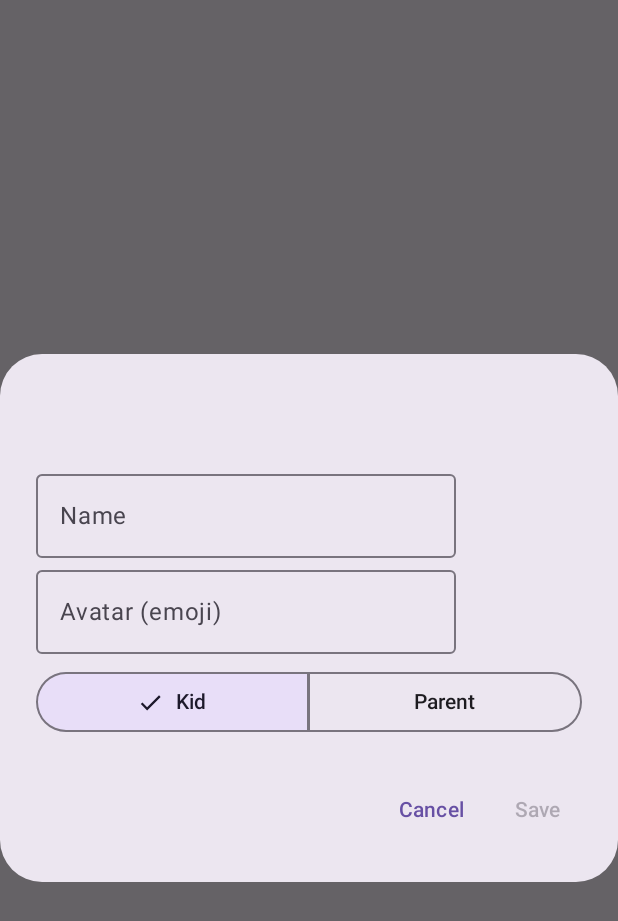
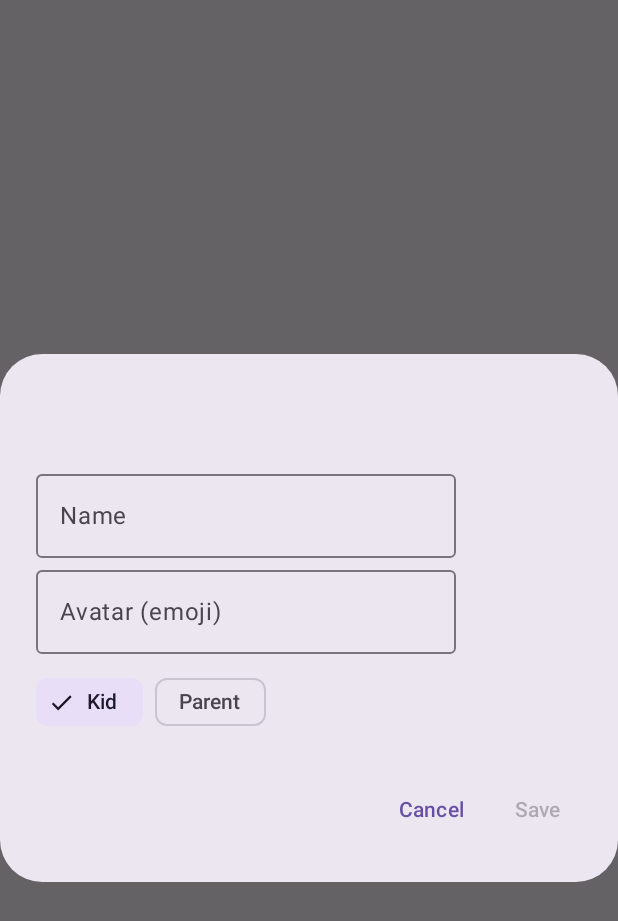
Before and after one commit to derekwinters/roadtrip-android, an Android app built with Jetpack Compose: the composable ProfileEditDialog called with empty values, on a phone screen of 412 x 824 dp. Shown: the top 921 px of the screen. Run offline under Robolectric (Android 15) with nearby library versions, the phone set to English and light mode, and no system bars; network calls fail.

Commit message:
fix(games): use wrapping choice chips for single-select selectors (#110)
The New game dialog rendered the game-type (5 options) and mode selectors as a
single fixed-width SingleChoiceSegmentedButtonRow, which does not wrap: segments
overlapped, the selected item popped out as a detached square, and long labels
truncated mid-word ("Tic-ta / c-toe", "Ultim / ate / TTT"). Regression from #78
(PR #102). Same non-adaptive control was used for the Kid/Parent role pickers.

Replace all single-choice selectors with one shared SingleChoiceChips composable:
a FlowRow of Material 3 FilterChips (filled + leading Done check when selected,
outlined otherwise) so options wrap and never overlap/clip/truncate regardless of
count, label length, width, or font scale. Used by CreateGameDialog (game + mode)
and both role pickers (ProfilePicker, ProfileAdmin).

The ordered option sets and labels move to shared core models (GameTypeChoices,
GameModeChoices; RoleChoices gains labelFor). gameTypeLabel now delegates to
GameTypeChoices so the game-type display label has a single source of truth.

Spec: rewrite AND-013 (SegmentedButton -> wrapping FilterChip FlowRow).
Tests: GameChoicesTest (core, JVM) covers the choice order/labels.


Claude-Session: https://claude.ai/code/session_011WNYaw96xUgEeoE898xpRG

Co-authored-by: Claude <noreply@anthropic.com>

```diff
--- a/app/src/main/kotlin/com/roadtrip/app/ui/common/Ui.kt
+++ b/app/src/main/kotlin/com/roadtrip/app/ui/common/Ui.kt
@@ -1,15 +1,21 @@
 package com.roadtrip.app.ui.common
 
 import androidx.compose.foundation.background
+import androidx.compose.foundation.layout.Arrangement
 import androidx.compose.foundation.layout.Box
+import androidx.compose.foundation.layout.ExperimentalLayoutApi
+import androidx.compose.foundation.layout.FlowRow
 import androidx.compose.foundation.layout.Row
 import androidx.compose.foundation.layout.fillMaxWidth
 import androidx.compose.foundation.layout.padding
 import androidx.compose.foundation.layout.size
 import androidx.compose.foundation.shape.CircleShape
 import androidx.compose.material.icons.Icons
+import androidx.compose.material.icons.filled.Done
 import androidx.compose.material.icons.filled.Wifi
 import androidx.compose.material.icons.filled.WifiOff
+import androidx.compose.material3.FilterChip
+import androidx.compose.material3.FilterChipDefaults
 import androidx.compose.material3.Icon
 import androidx.compose.material3.MaterialTheme
 import androidx.compose.material3.Surface
@@ -28,6 +34,49 @@ private val FEED_TIME = DateTimeFormatter.ofPattern("MMM d, HH:mm")
 /** "Jul 18, 14:32"-style local timestamp for feed rows. */
 fun formatFeedTime(instant: Instant, zone: ZoneId = ZoneId.systemDefault()): String =
     FEED_TIME.withZone(zone).format(instant)
+
+/**
+ * Wrapping single-select choice chips (AND-013): every single-choice selector — game type, game
+ * mode, Kid/Parent role — renders its option set as a [FlowRow] of Material 3 [FilterChip]s so
+ * options wrap and never overlap, clip, or truncate mid-word regardless of count, label length,
+ * width, or font scale. The selected option is unmistakable: a filled chip with a leading [Done]
+ * check; unselected options stay outlined. Options come from the shared core choice models so
+ * every selector renders the same set and labels.
+ */
+@OptIn(ExperimentalLayoutApi::class)
+@Composable
+fun <T> SingleChoiceChips(
+    options: List<T>,
+    selected: T,
+    onSelect: (T) -> Unit,
+    label: (T) -> String,
+    modifier: Modifier = Modifier,
+) {
+    FlowRow(
+        modifier = modifier.fillMaxWidth(),
+        horizontalArrangement = Arrangement.spacedBy(8.dp),
+    ) {
+        for (option in options) {
+            val isSelected = option == selected
+            FilterChip(
+                selected = isSelected,
+                onClick = { onSelect(option) },
+                label = { Text(label(option)) },
+                leadingIcon = if (isSelected) {
+                    {
+                        Icon(
+                            imageVector = Icons.Filled.Done,
+                            contentDescription = null,
+                            modifier = Modifier.size(FilterChipDefaults.IconSize),
+                        )
+                    }
+                } else {
+                    null
+                },
+            )
+        }
+    }
+}
 
 /** Circular avatar rendering the profile's avatar string (emoji) or a fallback initial. */
 @Composable
--- a/app/src/main/kotlin/com/roadtrip/app/ui/settings/ProfileAdminSection.kt
+++ b/app/src/main/kotlin/com/roadtrip/app/ui/settings/ProfileAdminSection.kt
@@ -13,9 +13,6 @@ import androidx.compose.material3.Icon
 import androidx.compose.material3.IconButton
 import androidx.compose.material3.MaterialTheme
 import androidx.compose.material3.OutlinedTextField
-import androidx.compose.material3.SegmentedButton
-import androidx.compose.material3.SegmentedButtonDefaults
-import androidx.compose.material3.SingleChoiceSegmentedButtonRow
 import androidx.compose.material3.Switch
 import androidx.compose.material3.Text
 import androidx.compose.material3.TextButton
@@ -32,6 +29,7 @@ import androidx.compose.ui.Modifier
 import androidx.compose.ui.unit.dp
 import com.roadtrip.app.di.AppContainer
 import com.roadtrip.app.ui.common.Avatar
+import com.roadtrip.app.ui.common.SingleChoiceChips
 import com.roadtrip.core.api.ConfigPatch
 import com.roadtrip.core.api.Profile
 import com.roadtrip.core.api.ProfilePatch
@@ -220,18 +218,14 @@ private fun ProfileEditDialog(
                     label = { Text("Avatar (emoji)") },
                 )
                 Spacer(Modifier.padding(4.dp))
-                // Kid/Parent as an unmistakable single-choice SegmentedButton set (AND-013),
-                // shared with the profile picker via the core RoleChoices model.
-                SingleChoiceSegmentedButtonRow(modifier = Modifier.fillMaxWidth()) {
-                    RoleChoices.all.forEachIndexed { index, choice ->
-                        SegmentedButton(
-                            selected = role == choice.role,
-                            onClick = { role = choice.role },
-                            shape = SegmentedButtonDefaults.itemShape(index = index, count = RoleChoices.all.size),
-                            label = { Text(choice.label) },
-                        )
-                    }
-                }
+                // Kid/Parent as wrapping single-select choice chips (AND-013), shared with the
+                // profile picker via the core RoleChoices model and the SingleChoiceChips seam.
+                SingleChoiceChips(
+                    options = RoleChoices.all.map { it.role },
+                    selected = role,
+                    onSelect = { role = it },
+                    label = { RoleChoices.labelFor(it) },
+                )
             }
         },
         confirmButton = {
--- a/core/src/main/kotlin/com/roadtrip/core/profiles/RoleChoice.kt
+++ b/core/src/main/kotlin/com/roadtrip/core/profiles/RoleChoice.kt
@@ -15,4 +15,7 @@ object RoleChoices {
         RoleChoice(Role.KID, "Kid"),
         RoleChoice(Role.PARENT, "Parent"),
     )
+
+    /** Display label for [role]. */
+    fun labelFor(role: Role): String = all.first { it.role == role }.label
 }
```
Also changed, not shown: app/src/main/kotlin/com/roadtrip/app/ui/games/CreateGameDialog.kt (+16 -34 lines), app/src/main/kotlin/com/roadtrip/app/ui/games/GamesScreen.kt (+3 -7 lines), app/src/main/kotlin/com/roadtrip/app/ui/profile/ProfilePickerScreen.kt (+9 -15 lines), core/src/main/kotlin/com/roadtrip/core/games/GameChoices.kt (added, +42 -0 lines), 2 other files.
